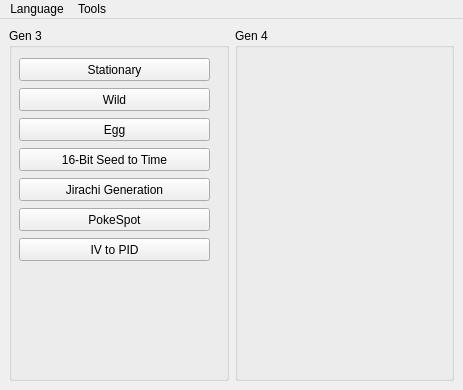
This is Forms/MainWindow.ui in Admiral-Fish/PokeFinder as Qt 5 draws it before an edit. The edited form follows.
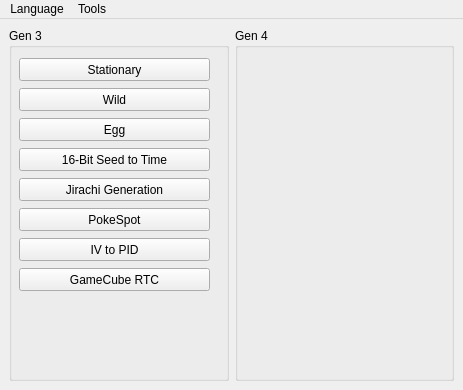
This is the edited form. Icons and pictures are not drawn.

Commit message: GameCube RTC

```diff
--- a/Forms/MainWindow.ui
+++ b/Forms/MainWindow.ui
@@ -133,6 +133,19 @@
         <string>IV to PID</string>
        </property>
       </widget>
+      <widget class="QPushButton" name="pushButtonGameCubeRTC">
+       <property name="geometry">
+        <rect>
+         <x>10</x>
+         <y>240</y>
+         <width>191</width>
+         <height>23</height>
+        </rect>
+       </property>
+       <property name="text">
+        <string>GameCube RTC</string>
+       </property>
+      </widget>
      </widget>
     </item>
     <item row="0" column="1">
```
Left out of the diff: 2 changed lines with no effect on the pictures. The commit also changes 7 other files.
